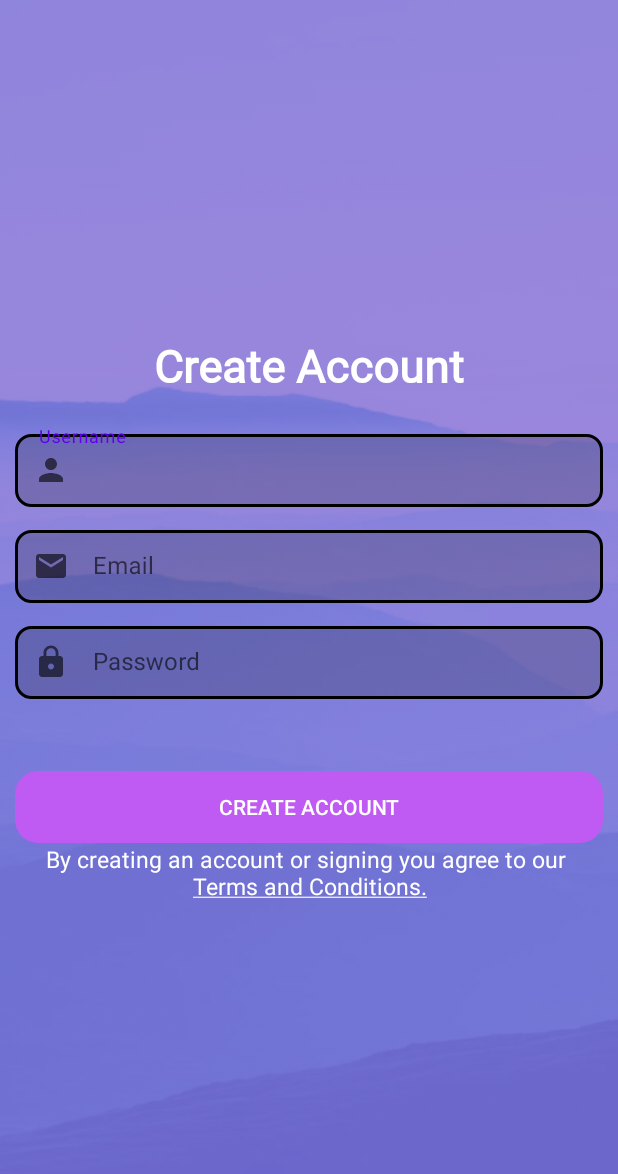
After one commit to bekzod1205/Registration-UI, an Android app: the layout ios_reg.xml on its own in the app's theme, with its tools: preview values and no code run, on a phone screen of 412 x 824 dp. The commit adds this screen. Shown: the top 1174 px of the screen. Run offline under Robolectric (Android 15) with nearby library versions, the phone set to English and light mode, and no system bars.

Commit message:
fourth commit

```diff
--- /dev/null
+++ b/app/src/main/res/drawable/button.xml
@@ -0,0 +1,8 @@
+<?xml version="1.0" encoding="utf-8"?>
+<selector xmlns:android="http://schemas.android.com/apk/res/android">
+    <item>
+        <shape>
+            <corners android:radius="15dp" />
+        </shape>
+    </item>
+</selector>
--- /dev/null
+++ b/app/src/main/res/drawable/button_2.xml
@@ -0,0 +1,10 @@
+<?xml version="1.0" encoding="utf-8"?>
+<selector xmlns:android="http://schemas.android.com/apk/res/android">
+    <item>
+        <shape>
+            <corners android:radius="10dp"/>
+            <stroke android:width="2dp" android:color="@color/black"/>
+            <solid android:color="#2F000000"/>
+        </shape>
+    </item>
+</selector>
--- a/app/src/main/res/drawable/email.xml
+++ b/app/src/main/res/drawable/email.xml
@@ -1,4 +1,4 @@
-<vector android:height="24dp" android:tint="#000000"
+<vector android:height="24dp" android:tint="#979797"
     android:viewportHeight="24" android:viewportWidth="24"
     android:width="24dp" xmlns:android="http://schemas.android.com/apk/res/android">
     <path android:fillColor="@android:color/white" android:pathData="M20,4L4,4c-1.1,0 -1.99,0.9 -1.99,2L2,18c0,1.1 0.9,2 2,2h16c1.1,0 2,-0.9 2,-2L22,6c0,-1.1 -0.9,-2 -2,-2zM20,8l-8,5 -8,-5L4,6l8,5 8,-5v2z"/>
--- a/app/src/main/res/drawable/lock.xml
+++ b/app/src/main/res/drawable/lock.xml
@@ -1,4 +1,4 @@
-<vector android:height="24dp" android:tint="#000000"
+<vector android:height="24dp" android:tint="#979797"
     android:viewportHeight="24" android:viewportWidth="24"
     android:width="24dp" xmlns:android="http://schemas.android.com/apk/res/android">
     <path android:fillColor="@android:color/white" android:pathData="M18,8h-1L17,6c0,-2.76 -2.24,-5 -5,-5S7,3.24 7,6v2L6,8c-1.1,0 -2,0.9 -2,2v10c0,1.1 0.9,2 2,2h12c1.1,0 2,-0.9 2,-2L20,10c0,-1.1 -0.9,-2 -2,-2zM12,17c-1.1,0 -2,-0.9 -2,-2s0.9,-2 2,-2 2,0.9 2,2 -0.9,2 -2,2zM15.1,8L8.9,8L8.9,6c0,-1.71 1.39,-3.1 3.1,-3.1 1.71,0 3.1,1.39 3.1,3.1v2z"/>
--- a/app/src/main/res/drawable/person.xml
+++ b/app/src/main/res/drawable/person.xml
@@ -1,4 +1,4 @@
-<vector android:height="24dp" android:tint="#000000"
+<vector android:height="24dp" android:tint="#979797"
     android:viewportHeight="24" android:viewportWidth="24"
     android:width="24dp" xmlns:android="http://schemas.android.com/apk/res/android">
     <path android:fillColor="@android:color/white" android:pathData="M12,12c2.21,0 4,-1.79 4,-4s-1.79,-4 -4,-4 -4,1.79 -4,4 1.79,4 4,4zM12,14c-2.67,0 -8,1.34 -8,4v2h16v-2c0,-2.66 -5.33,-4 -8,-4z"/>
--- /dev/null
+++ b/app/src/main/res/layout/ios_reg.xml
@@ -0,0 +1,101 @@
+<?xml version="1.0" encoding="utf-8"?>
+<androidx.constraintlayout.widget.ConstraintLayout xmlns:android="http://schemas.android.com/apk/res/android"
+    xmlns:app="http://schemas.android.com/apk/res-auto"
+    xmlns:tools="http://schemas.android.com/tools"
+    android:layout_width="match_parent"
+    android:layout_height="match_parent"
+    android:background="#8468D4">
+
+    <ImageView
+        android:id="@+id/imageView"
+        android:layout_width="match_parent"
+        android:layout_height="match_parent"
+        android:background="@drawable/background"
+        android:scaleType="centerCrop" />
+
+    <LinearLayout
+        android:layout_width="match_parent"
+        android:layout_height="wrap_content"
+        android:layout_marginHorizontal="10dp"
+        android:orientation="vertical"
+        app:layout_constraintBottom_toBottomOf="parent"
+        app:layout_constraintTop_toTopOf="@+id/imageView">
+
+        <TextView
+            android:layout_width="wrap_content"
+            android:layout_height="wrap_content"
+            android:layout_gravity="center"
+            android:fontFamily="@font/inter"
+            android:text="Create Account"
+            android:textColor="@color/white"
+            android:textSize="30sp"
+            android:textStyle="bold" />
+
+        <com.google.android.material.textfield.TextInputLayout
+            style="@style/Widget.MaterialComponents.TextInputLayout.OutlinedBox.Dense"
+            android:layout_width="match_parent"
+            android:layout_height="match_parent"
+            android:layout_marginTop="20dp"
+
+            android:hint="Username"
+            app:endIconMode="clear_text"
+            app:startIconDrawable="@drawable/person">
+
+            <com.google.android.material.textfield.TextInputEditText
+                android:layout_width="match_parent"
+                android:layout_height="match_parent"
+                android:background="@drawable/button_2" />
+        </com.google.android.material.textfield.TextInputLayout>
+
+        <com.google.android.material.textfield.TextInputLayout
+            style="@style/Widget.MaterialComponents.TextInputLayout.OutlinedBox.Dense"
+            android:layout_width="match_parent"
+            android:layout_height="match_parent"
+            android:layout_marginTop="10dp"
+            android:hint="Email"
+            app:endIconMode="clear_text"
+            app:startIconDrawable="@drawable/email">
+
+            <com.google.android.material.textfield.TextInputEditText
+                android:layout_width="match_parent"
+                android:layout_height="match_parent"
+                android:background="@drawable/button_2"/>
+        </com.google.android.material.textfield.TextInputLayout>
+
+        <com.google.android.material.textfield.TextInputLayout
+            style="@style/Widget.MaterialComponents.TextInputLayout.OutlinedBox.Dense"
+            android:layout_width="match_parent"
+            android:layout_height="match_parent"
+            android:layout_marginTop="10dp"
+            android:hint="Password"
+            app:endIconMode="clear_text"
+            app:startIconDrawable="@drawable/lock">
+
+            <com.google.android.material.textfield.TextInputEditText
+                android:layout_width="match_parent"
+                android:layout_height="match_parent"
+                android:background="@drawable/button_2"/>
+        </com.google.android.material.textfield.TextInputLayout>
+
+        <androidx.appcompat.widget.AppCompatButton
+            android:layout_width="match_parent"
+            android:layout_height="wrap_content"
+            android:layout_gravity="center"
+            android:layout_marginTop="48dp"
+            android:background="@drawable/button"
+            android:backgroundTint="#BF5AF2"
+            android:text="Create Account"
+            android:textColor="@color/white"
+            app:layout_constraintEnd_toEndOf="parent"
+            app:layout_constraintStart_toStartOf="parent"
+            app:layout_constraintTop_toBottomOf="@+id/linearLayoutCompat2" />
+
+        <TextView
+            android:layout_width="match_parent"
+            android:layout_height="wrap_content"
+            android:text="@string/text_1"
+            android:textAlignment="center"
+            android:textColor="@color/white"
+            android:textSize="15sp" />
+    </LinearLayout>
+</androidx.constraintlayout.widget.ConstraintLayout>
--- a/app/src/main/res/values/strings.xml
+++ b/app/src/main/res/values/strings.xml
@@ -1,3 +1,4 @@
 <resources>
     <string name="app_name">Registration UI</string>
+    <string name="text_1">By creating an account or signing you agree to our \n<u>Terms and Conditions.</u></string>
 </resources>
```
Also changed, not shown: app/src/main/res/drawable-v24/img_4.png (added), app/src/main/res/drawable/background.png (added).
